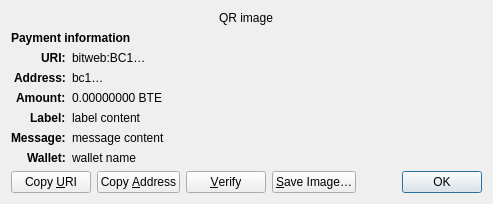
First picture: the form in src/qt/forms/receiverequestdialog.ui, repository Bitwebisss/bitweb, before the edit.
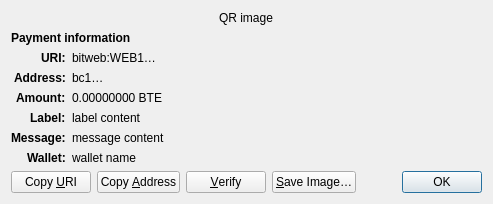
Second picture: the form after the edit. Custom widgets are drawn as their Qt base class.

The edit to the form file:
```diff
--- a/src/qt/forms/receiverequestdialog.ui
+++ b/src/qt/forms/receiverequestdialog.ui
@@ -65,7 +65,7 @@
    <item row="2" column="1" alignment="Qt::AlignTop">
     <widget class="QLabel" name="uri_content">
      <property name="text">
-      <string notr="true">bitweb:BC1…</string>
+      <string notr="true">bitweb:WEB1…</string>
      </property>
      <property name="textFormat">
       <enum>Qt::RichText</enum>
```
